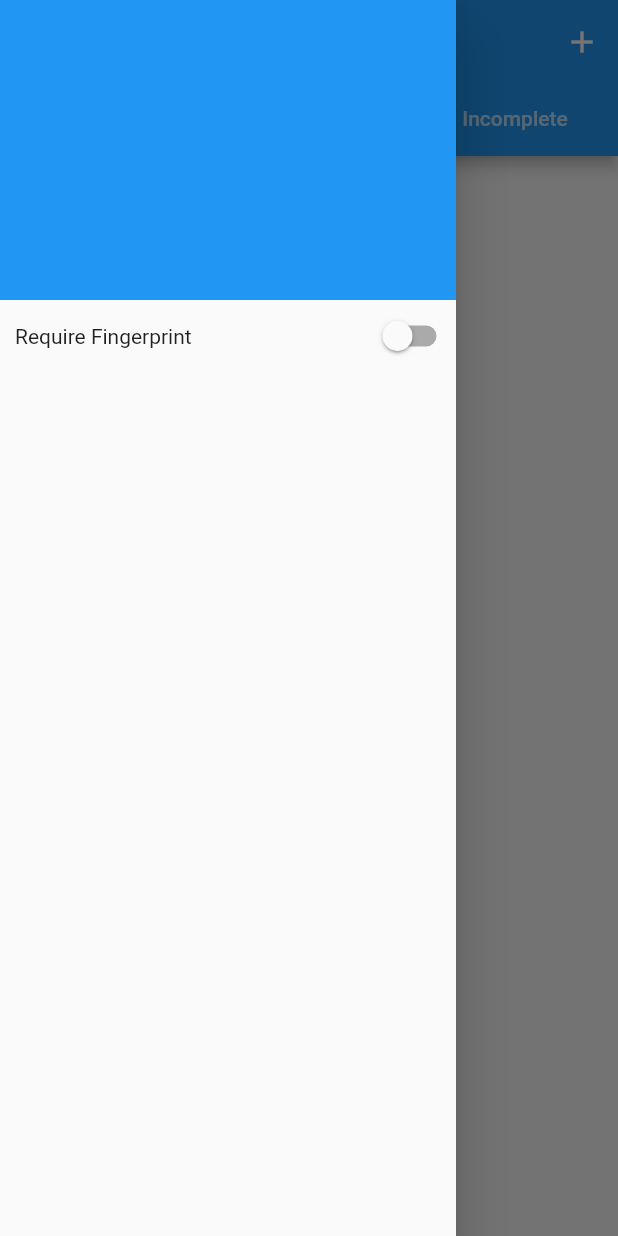
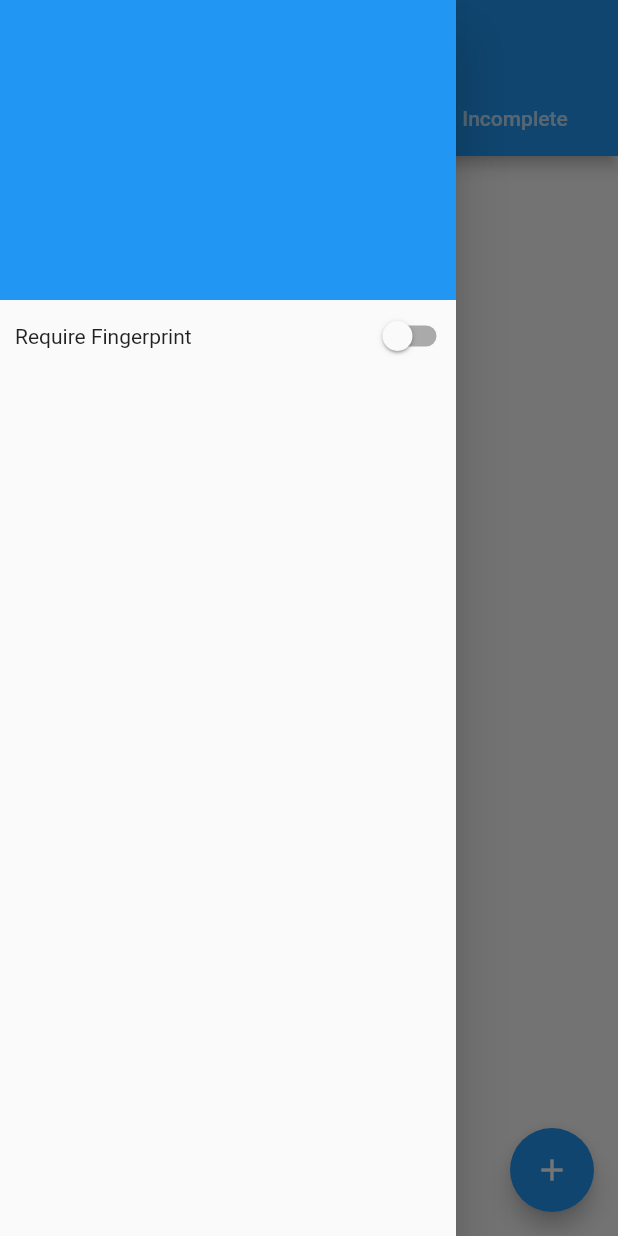
Before and after one commit to neddstarkk/convoluted-todo, a Flutter app: the screen it shows after launch, with the side drawer open, on a phone screen of 412 x 824 dp. Run offline on Flutter 3.47's test engine with Material 2 defaults, Android fonts, the phone set to English and light mode, and no system bars; our stand-ins replace flutter_datetime_picker, flutter_local_notifications, local_auth, shared_preferences, sqflite, timezone; accounts and stored records are empty.

Commit message:
Minor UI updates - add button removed from appbar and made into fab

```diff
--- a/lib/screens/home_screen.dart
+++ b/lib/screens/home_screen.dart
@@ -12,15 +12,15 @@ class HomeScreen extends StatefulWidget {
 
 class _HomeScreenState extends State<HomeScreen> {
   bool authRequired = false;
+
   @override
   void initState() {
     // TODO: implement initState
     initializeAuthRequired();
     super.initState();
-
   }
 
-  initializeAuthRequired() async{
+  initializeAuthRequired() async {
     SharedPreferences prefs = await SharedPreferences.getInstance();
     authRequired = prefs.getBool("FingerPrint");
   }
@@ -39,19 +39,6 @@ class _HomeScreenState extends State<HomeScreen> {
         appBar: AppBar(
           centerTitle: true,
           title: Text("Todos"),
-            actions: [
-              IconButton(
-                onPressed: () {
-                  Navigator.push(
-                    context,
-                    MaterialPageRoute(
-                      builder: (context) => AddTaskScreen(),
-                    ),
-                  );
-                },
-                icon: Icon(Icons.add),
-              )
-            ],
           bottom: TabBar(
             tabs: [
               Tab(
@@ -70,7 +57,10 @@ class _HomeScreenState extends State<HomeScreen> {
           child: Column(
             mainAxisAlignment: MainAxisAlignment.start,
             children: [
-                Container(height: 200, color: Colors.blue,),
+              Container(
+                height: 200,
+                color: Colors.blue,
+              ),
               Container(
                 child: Row(
                   mainAxisAlignment: MainAxisAlignment.spaceBetween,
@@ -100,7 +90,19 @@ class _HomeScreenState extends State<HomeScreen> {
             CompletedTasks(),
             IncompleteTasks(),
           ],
-          )),
+        ),
+        floatingActionButton: FloatingActionButton(
+            onPressed: () {
+              Navigator.push(
+                context,
+                MaterialPageRoute(
+                  builder: (context) => AddTaskScreen(),
+                ),
+              );
+            },
+          child: Icon(Icons.add),
+        ),
+      ),
     );
   }
 }
```
Also changed, not shown: pubspec.lock. Lines whose indentation alone changed are shown as unchanged.
